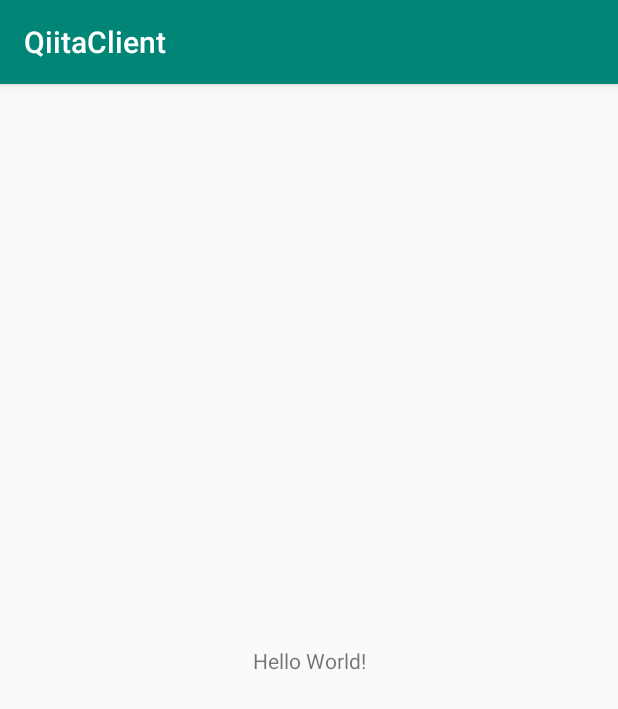
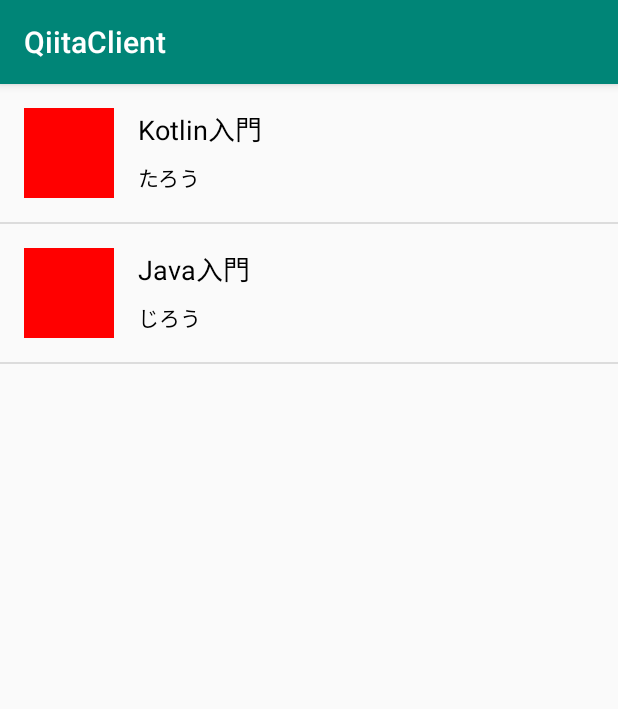
Before and after one commit to KobayashiKz/QiitaClient, an Android app: the screen it shows after launch (MainActivity), on a phone screen of 412 x 824 dp. Shown: the top 709 px of the screen. Run offline under Robolectric (Android 15) with nearby library versions, the phone set to English and light mode, and no system bars.

Commit message:
第一画面作成(ダミー記事)

```diff
--- /dev/null
+++ b/app/src/main/java/com/kk/qiitaclient/kotlinstartbookapp/qiitaclient/ArticleListAdapter.kt
@@ -0,0 +1,35 @@
+package com.kk.qiitaclient.kotlinstartbookapp.qiitaclient
+
+import android.content.Context
+import android.view.View
+import android.view.ViewGroup
+import android.widget.BaseAdapter
+import com.kk.qiitaclient.kotlinstartbookapp.qiitaclient.model.Article
+import com.kk.qiitaclient.kotlinstartbookapp.qiitaclient.view.ArticleView
+
+class ArticleListAdapter(private val context: Context): BaseAdapter() {
+
+    var articles: List<Article> = emptyList()
+
+    override fun getCount(): Int {
+        return articles.count()
+    }
+
+    override fun getItem(position: Int): Any {
+        return articles[position]
+    }
+
+    override fun getItemId(position: Int): Long {
+        return 0
+    }
+
+    override fun getView(position: Int, convertView: View?, parent: ViewGroup?): View =
+        // エルビス演算子を用いる
+        // convertViewがnullだった場合は新たにArticleViewのインスタンスを生成する
+        // .apply()はKotlin標準ライブラリで提供されている拡張関数
+        // setArticle()のメンバへデリファレンスする手間を省いている
+        // apply()でArticleViewのメソッドへアクセスできる
+        ((convertView) as? ArticleView) ?: ArticleView(context).apply {
+            setArticle(articles[position])
+    }
+}
--- a/app/src/main/java/com/kk/qiitaclient/kotlinstartbookapp/qiitaclient/MainActivity.kt
+++ b/app/src/main/java/com/kk/qiitaclient/kotlinstartbookapp/qiitaclient/MainActivity.kt
@@ -1,12 +1,34 @@
 package com.kk.qiitaclient.kotlinstartbookapp.qiitaclient
 
+import android.os.Bundle
 import android.support.v7.app.AppCompatActivity
-import android.os.Bundle
+import android.widget.ListView
+import com.kk.qiitaclient.kotlinstartbookapp.qiitaclient.model.Article
+import com.kk.qiitaclient.kotlinstartbookapp.qiitaclient.model.User
 
 class MainActivity : AppCompatActivity() {
 
     override fun onCreate(savedInstanceState: Bundle?) {
         super.onCreate(savedInstanceState)
         setContentView(R.layout.activity_main)
+
+        val listAdapter = ArticleListAdapter(applicationContext)
+        listAdapter.articles = listOf(dummyArticle("Kotlin入門", "たろう"),
+            dummyArticle("Java入門", "じろう"))
+
+        val listView: ListView = findViewById<ListView>(R.id.list_view)
+        listView.adapter = listAdapter
     }
+
+    /**
+     * ダミーの記事を返す
+     * @param title    記事タイトル
+     * @param userName ユーザー名
+     * @return ダミー記事
+     */
+    private fun dummyArticle(title: String, userName: String): Article =
+            Article(id = "",
+                title = title,
+                url = "https://kotlinlang.org/",
+                user = User(id = "", name = userName, profileImageUrl = ""))
 }
--- /dev/null
+++ b/app/src/main/java/com/kk/qiitaclient/kotlinstartbookapp/qiitaclient/extensions.kt
@@ -0,0 +1,13 @@
+package com.kk.qiitaclient.kotlinstartbookapp.qiitaclient
+
+import android.support.annotation.IdRes
+import android.view.View
+
+// NullableでなくNonNullにするために、findViewByの使用を避けて、lazy関数を使う
+// lazy: Kotlin標準ライブラリで提供されている
+// 委譲プロパティの委譲先になれるオブジェクトを生成して返す
+// 拡張関数
+// lazyの返す型T
+fun <T: View> View.bindView(@IdRes id: Int): Lazy<T> = lazy {
+    findViewById<T>(id)
+}
--- /dev/null
+++ b/app/src/main/java/com/kk/qiitaclient/kotlinstartbookapp/qiitaclient/view/ArticleView.kt
@@ -0,0 +1,49 @@
+package com.kk.qiitaclient.kotlinstartbookapp.qiitaclient.view
+
+import android.content.Context
+import android.graphics.Color
+import android.util.AttributeSet
+import android.view.LayoutInflater
+import android.widget.FrameLayout
+import android.widget.ImageView
+import android.widget.TextView
+import com.kk.qiitaclient.kotlinstartbookapp.qiitaclient.R
+import com.kk.qiitaclient.kotlinstartbookapp.qiitaclient.bindView
+import com.kk.qiitaclient.kotlinstartbookapp.qiitaclient.model.Article
+
+class ArticleView: FrameLayout {
+
+    // FrameLayoutの祖先であるViewは多くのコンストラクタを持っていてそれに対応する
+    constructor(context: Context?): super(context)
+
+    constructor(context: Context?, attrs: AttributeSet?): super(context, attrs)
+
+    constructor(context: Context?, attrs: AttributeSet?,
+                defStyleAttr: Int): super(context, attrs, defStyleAttr)
+
+    constructor(context: Context?, attrs: AttributeSet?,
+                defStyleAttr: Int, defStyleRes: Int): super(context, attrs, defStyleAttr, defStyleRes)
+
+//    var profileImageView: ImageView? = null
+    // lazy関数を使用
+    val profileImageView: ImageView by bindView<ImageView>(R.id.profile_image_view)
+    val titleTextView: TextView by bindView<TextView>(R.id.title_text_view)
+    val userNameTextView: TextView by bindView<TextView>(R.id.user_text_name)
+
+    // オブジェクトの初期化
+    init {
+        LayoutInflater.from(context).inflate(R.layout.view_article, this)
+    }
+
+    /**
+     * 記事をセットする
+     * @param article 記事情報をつめたデータクラス
+     */
+    fun setArticle(article: Article) {
+        titleTextView?.text = article.title
+        userNameTextView?.text = article.user.name
+
+        // TODO プロフィール画像セット
+        profileImageView.setBackgroundColor(Color.RED)
+    }
+}
--- a/app/src/main/res/layout/activity_main.xml
+++ b/app/src/main/res/layout/activity_main.xml
@@ -1,19 +1,15 @@
 <?xml version="1.0" encoding="utf-8"?>
-<android.support.constraint.ConstraintLayout
+<LinearLayout
         xmlns:android="http://schemas.android.com/apk/res/android"
         xmlns:tools="http://schemas.android.com/tools"
         xmlns:app="http://schemas.android.com/apk/res-auto"
         android:layout_width="match_parent"
         android:layout_height="match_parent"
+        android:orientation="vertical"
         tools:context=".MainActivity">
 
-    <TextView
-            android:layout_width="wrap_content"
-            android:layout_height="wrap_content"
-            android:text="Hello World!"
-            app:layout_constraintBottom_toBottomOf="parent"
-            app:layout_constraintLeft_toLeftOf="parent"
-            app:layout_constraintRight_toRightOf="parent"
-            app:layout_constraintTop_toTopOf="parent"/>
-
-</android.support.constraint.ConstraintLayout>
+    <ListView
+            android:id="@+id/list_view"
+            android:layout_width="match_parent"
+            android:layout_height="match_parent"/>
+</LinearLayout>
--- /dev/null
+++ b/app/src/main/res/layout/view_article.xml
@@ -0,0 +1,39 @@
+<?xml version="1.0" encoding="utf-8"?>
+<RelativeLayout
+        xmlns:android="http://schemas.android.com/apk/res/android"
+        xmlns:tools="http://schemas.android.com/tools"
+        android:layout_width="match_parent"
+        android:layout_height="wrap_content"
+        android:padding="16dp">
+
+    <ImageView
+            android:id="@+id/profile_image_view"
+            android:layout_width="60dp"
+            android:layout_height="60dp"
+            android:layout_centerVertical="true"
+            tools:background="#f00"/>
+
+    <TextView
+            android:id="@+id/title_text_view"
+            android:layout_width="wrap_content"
+            android:layout_height="wrap_content"
+            android:layout_marginStart="16dp"
+            android:layout_toEndOf="@id/profile_image_view"
+            android:ellipsize="end"
+            android:maxLines="2"
+            android:textColor="@android:color/black"
+            android:textSize="18dp"
+            tools:text="記事のタイトル"/>
+
+    <TextView
+            android:id="@+id/user_text_name"
+            android:layout_width="wrap_content"
+            android:layout_height="wrap_content"
+            android:layout_alignStart="@+id/title_text_view"
+            android:layout_below="@+id/title_text_view"
+            android:layout_marginTop="8dp"
+            android:textColor="@android:color/black"
+            android:textSize="14dp"
+            tools:text="ユーザーの名前"/>
+
+</RelativeLayout>
```
